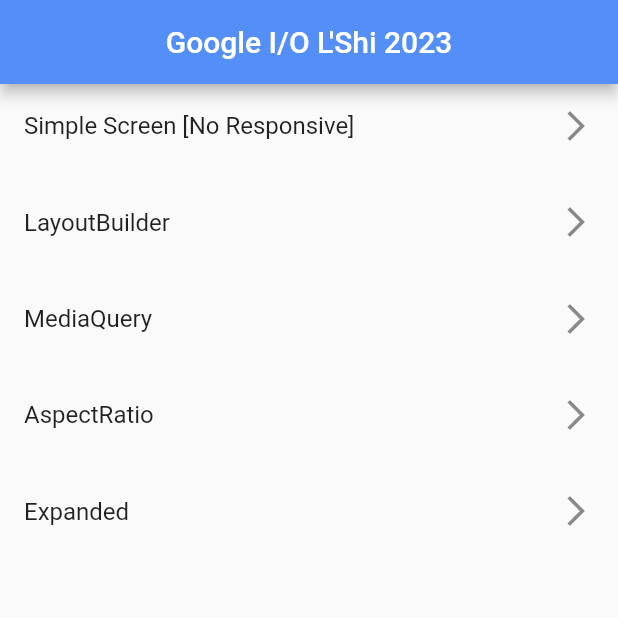
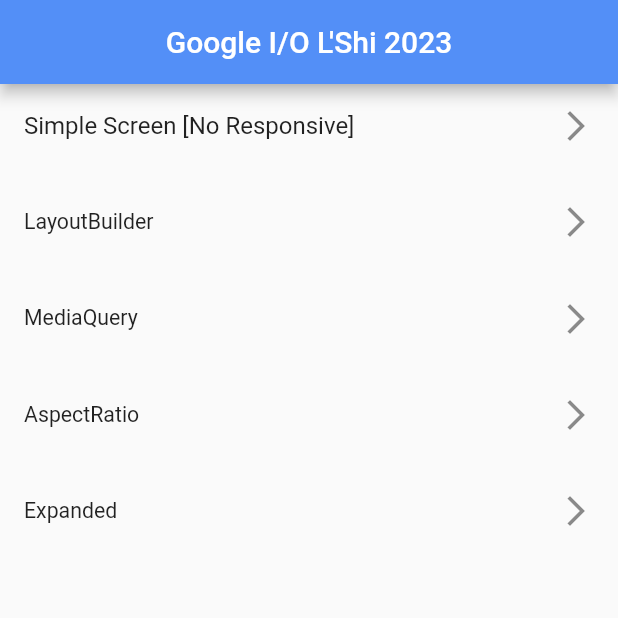
Before and after one commit to lyabs243/google-io-extended-2023-technique-adaptation, a Flutter app: the screen it shows after launch, on a phone screen of 412 x 824 dp, the top half of it. Run offline on Flutter 3.47's test engine with Material 2 defaults, Android fonts, the phone set to English and light mode, and no system bars; our stand-ins replace flutter_bloc, flutter_screenutil, lottie, shared_preferences; missing offline and left inert: test; generated files the repository leaves out were written again.

Commit message:
Add text size adaptation

```diff
--- a/lib/presentation/screens/home/home.dart
+++ b/lib/presentation/screens/home/home.dart
@@ -29,8 +29,11 @@ class HomePageState extends State<HomePage> {
             ),
             SizedBox(height: 0.01.sh,),
             ListTile(
-              title: const Text(
-                'LayoutBuilder'
+              title: Text(
+                'LayoutBuilder',
+                style: TextStyle(
+                  fontSize: 14.sp,
+                ),
               ),
               trailing: const Icon(Icons.arrow_forward_ios),
               onTap: () {
@@ -39,8 +42,11 @@ class HomePageState extends State<HomePage> {
             ),
             SizedBox(height: 0.01.sh,),
             ListTile(
-              title: const Text(
-                'MediaQuery'
+              title: Text(
+                'MediaQuery',
+                style: TextStyle(
+                  fontSize: 14.sp,
+                ),
               ),
               trailing: const Icon(Icons.arrow_forward_ios),
               onTap: () {
@@ -49,8 +55,11 @@ class HomePageState extends State<HomePage> {
             ),
             SizedBox(height: 0.01.sh,),
             ListTile(
-              title: const Text(
-                'AspectRatio'
+              title: Text(
+                'AspectRatio',
+                style: TextStyle(
+                  fontSize: 14.sp,
+                ),
               ),
               trailing: const Icon(Icons.arrow_forward_ios),
               onTap: () {
@@ -59,8 +68,11 @@ class HomePageState extends State<HomePage> {
             ),
             SizedBox(height: 0.01.sh,),
             ListTile(
-              title: const Text(
-                'Expanded'
+              title: Text(
+                'Expanded',
+                style: TextStyle(
+                  fontSize: 14.sp,
+                ),
               ),
               trailing: const Icon(Icons.arrow_forward_ios),
               onTap: () {
```
